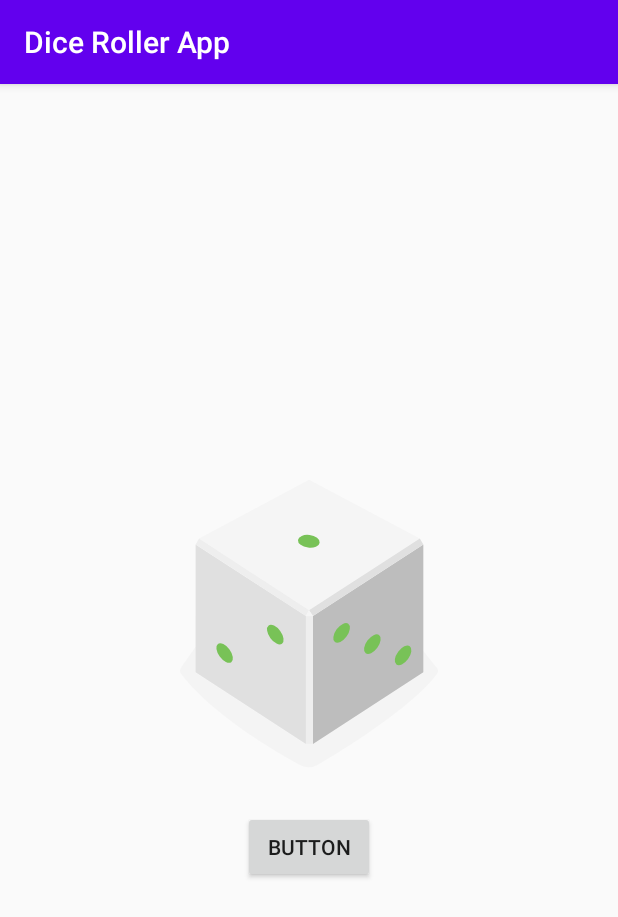
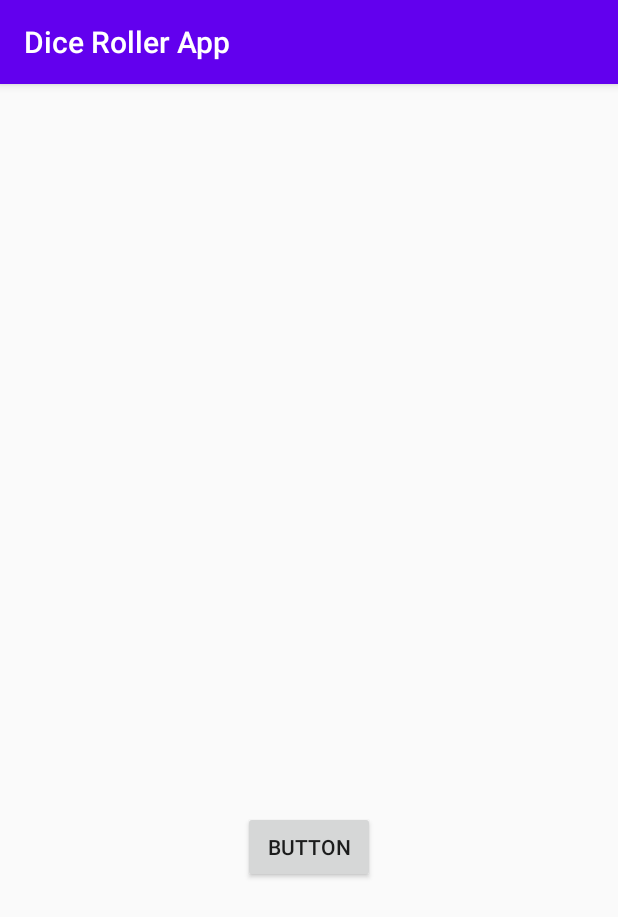
Before and after one commit to VBT-Intership/ErturkGurses-Codelabs-DiceRoller, an Android app: the screen it shows after launch (MainActivity), on a phone screen of 412 x 824 dp. Shown: the top 917 px of the screen. Run offline under Robolectric (Android 15) with nearby library versions, the phone set to English and light mode, and no system bars.

Commit message:
Changed initial image to empty image

```diff
--- a/app/src/main/res/layout/activity_main.xml
+++ b/app/src/main/res/layout/activity_main.xml
@@ -15,7 +15,7 @@
         android:layout_width="wrap_content"
         android:layout_height="wrap_content"
         android:layout_gravity="center_horizontal"
-        app:srcCompat="@drawable/dice_1" />
+        app:srcCompat="@drawable/empty_dice" />
 
     <Button
         android:id="@+id/roll_button"
```
